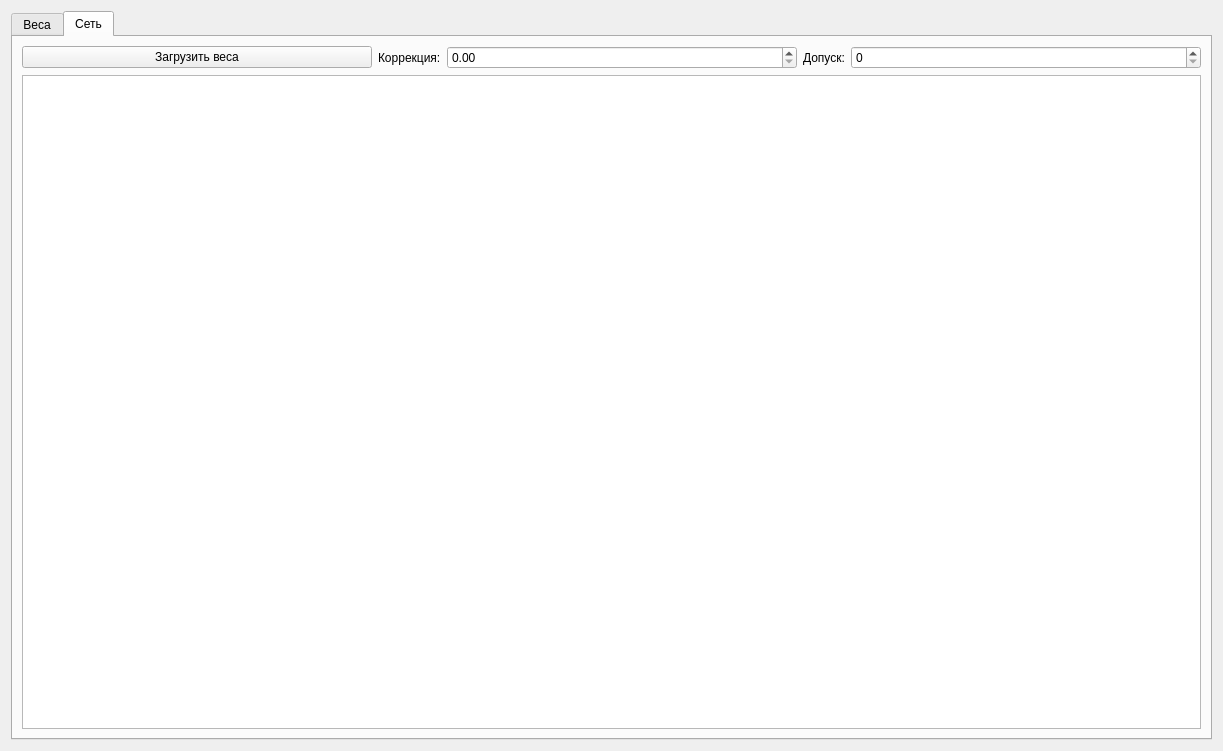
Old version of the form gui/uies/new_ann.ui in the repository neurocomputer/MemriBoard.
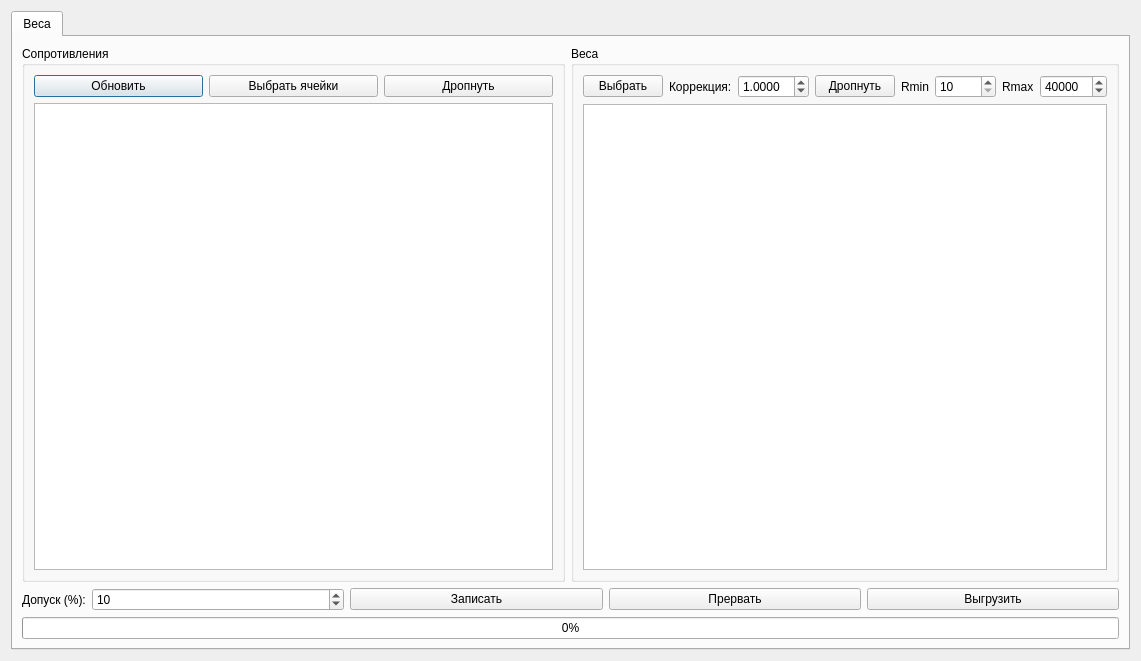
New version of the form. The open tabs and pages were chosen to show the change.

```diff
--- a/gui/uies/new_ann.ui
+++ b/gui/uies/new_ann.ui
@@ -6,8 +6,8 @@
    <rect>
     <x>0</x>
     <y>0</y>
-    <width>1223</width>
-    <height>751</height>
+    <width>1141</width>
+    <height>661</height>
    </rect>
   </property>
   <property name="windowTitle">
@@ -141,6 +141,9 @@
                     <property name="minimum">
                      <double>0.000100000000000</double>
                     </property>
+                    <property name="maximum">
+                     <double>99.999899999999997</double>
+                    </property>
                     <property name="singleStep">
                      <double>0.050000000000000</double>
                     </property>
@@ -178,10 +181,10 @@
                      </sizepolicy>
                     </property>
                     <property name="minimum">
-                     <number>100</number>
+                     <number>10</number>
                     </property>
                     <property name="maximum">
-                     <number>5000</number>
+                     <number>50000</number>
                     </property>
                     <property name="singleStep">
                      <number>100</number>
@@ -213,7 +216,7 @@
                      <number>1000</number>
                     </property>
                     <property name="maximum">
-                     <number>1000000</number>
+                     <number>500000</number>
                     </property>
                     <property name="singleStep">
                      <number>1000</number>
@@ -302,83 +305,6 @@
        </item>
       </layout>
      </widget>
-     <widget class="QWidget" name="tab_2">
-      <attribute name="title">
-       <string>Сеть</string>
-      </attribute>
-      <layout class="QVBoxLayout" name="verticalLayout_11">
-       <item>
-        <layout class="QVBoxLayout" name="verticalLayout_10">
-         <item>
-          <layout class="QHBoxLayout" name="horizontalLayout">
-           <item>
-            <widget class="QPushButton" name="button_ann_load_weights">
-             <property name="sizePolicy">
-              <sizepolicy hsizetype="Preferred" vsizetype="Fixed">
-               <horstretch>0</horstretch>
-               <verstretch>0</verstretch>
-              </sizepolicy>
-             </property>
-             <property name="text">
-              <string>Загрузить веса</string>
-             </property>
-            </widget>
-           </item>
-           <item>
-            <widget class="QLabel" name="label">
-             <property name="sizePolicy">
-              <sizepolicy hsizetype="Maximum" vsizetype="Preferred">
-               <horstretch>0</horstretch>
-               <verstretch>0</verstretch>
-              </sizepolicy>
-             </property>
-             <property name="text">
-              <string>Коррекция:</string>
-             </property>
-            </widget>
-           </item>
-           <item>
-            <widget class="QDoubleSpinBox" name="doubleSpinBox">
-             <property name="sizePolicy">
-              <sizepolicy hsizetype="Preferred" vsizetype="Fixed">
-               <horstretch>0</horstretch>
-               <verstretch>0</verstretch>
-              </sizepolicy>
-             </property>
-            </widget>
-           </item>
-           <item>
-            <widget class="QLabel" name="label_2">
-             <property name="sizePolicy">
-              <sizepolicy hsizetype="Maximum" vsizetype="Preferred">
-               <horstretch>0</horstretch>
-               <verstretch>0</verstretch>
-              </sizepolicy>
-             </property>
-             <property name="text">
-              <string>Допуск:</string>
-             </property>
-            </widget>
-           </item>
-           <item>
-            <widget class="QSpinBox" name="spinBox">
-             <property name="sizePolicy">
-              <sizepolicy hsizetype="Preferred" vsizetype="Fixed">
-               <horstretch>0</horstretch>
-               <verstretch>0</verstretch>
-              </sizepolicy>
-             </property>
-            </widget>
-           </item>
-          </layout>
-         </item>
-         <item>
-          <widget class="QTableWidget" name="table_ann_weights"/>
-         </item>
-        </layout>
-       </item>
-      </layout>
-     </widget>
     </widget>
    </item>
   </layout>
```
Left out of the diff: 8 changed lines with no effect on the pictures.
